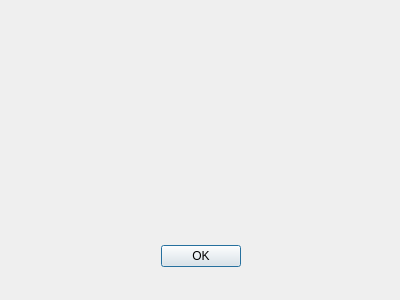
Old version of the form RawUI/LevelChanger.ui in the repository Lokki13579/DND-Manager.
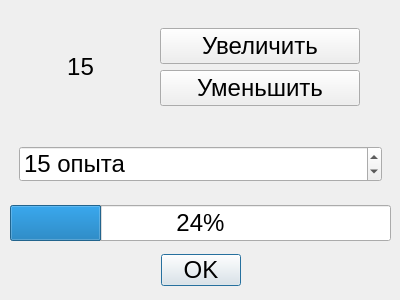
New version of the form.

What changed in the file:
```diff
--- a/RawUI/LevelChanger.ui
+++ b/RawUI/LevelChanger.ui
@@ -13,11 +13,15 @@
   <property name="windowTitle">
    <string>Dialog</string>
   </property>
+  <property name="styleSheet">
+   <string notr="true">font-family: '3270 Nerd Font'; font-size: 24px;
+</string>
+  </property>
   <widget class="QDialogButtonBox" name="buttonBox">
    <property name="geometry">
     <rect>
      <x>30</x>
-     <y>240</y>
+     <y>254</y>
      <width>341</width>
      <height>32</height>
     </rect>
@@ -32,6 +36,107 @@
     <bool>true</bool>
    </property>
   </widget>
+  <widget class="QWidget" name="verticalWidget" native="true">
+   <property name="geometry">
+    <rect>
+     <x>10</x>
+     <y>10</y>
+     <width>381</width>
+     <height>231</height>
+    </rect>
+   </property>
+   <property name="styleSheet">
+    <string notr="true"/>
+   </property>
+   <layout class="QVBoxLayout" name="dialoglayout">
+    <item>
+     <widget class="QWidget" name="LevelWidget" native="true">
+      <layout class="QHBoxLayout" name="levellayout">
+       <property name="spacing">
+        <number>28</number>
+       </property>
+       <property name="leftMargin">
+        <number>28</number>
+       </property>
+       <item>
+        <widget class="QLabel" name="LevelName">
+         <property name="maximumSize">
+          <size>
+           <width>85</width>
+           <height>85</height>
+          </size>
+         </property>
+         <property name="styleSheet">
+          <string notr="true"/>
+         </property>
+         <property name="text">
+          <string>15</string>
+         </property>
+         <property name="alignment">
+          <set>Qt::AlignmentFlag::AlignCenter</set>
+         </property>
+        </widget>
+       </item>
+       <item>
+        <widget class="QWidget" name="LevSwapWidget" native="true">
+         <layout class="QVBoxLayout" name="levelswap" stretch="0,0">
+          <item>
+           <widget class="QPushButton" name="levelup">
+            <property name="maximumSize">
+             <size>
+              <width>200</width>
+              <height>16777215</height>
+             </size>
+            </property>
+            <property name="text">
+             <string>Увеличить</string>
+            </property>
+           </widget>
+          </item>
+          <item>
+           <widget class="QPushButton" name="leveldown">
+            <property name="maximumSize">
+             <size>
+              <width>200</width>
+              <height>16777215</height>
+             </size>
+            </property>
+            <property name="text">
+             <string>Уменьшить</string>
+            </property>
+           </widget>
+          </item>
+         </layout>
+        </widget>
+       </item>
+      </layout>
+     </widget>
+    </item>
+    <item>
+     <widget class="QWidget" name="EXPWidget" native="true">
+      <layout class="QHBoxLayout" name="explayout">
+       <item>
+        <widget class="QSpinBox" name="EXPSwap">
+         <property name="suffix">
+          <string> опыта</string>
+         </property>
+         <property name="value">
+          <number>15</number>
+         </property>
+        </widget>
+       </item>
+      </layout>
+     </widget>
+    </item>
+    <item>
+     <widget class="QProgressBar" name="ProgressBar">
+      <property name="value">
+       <number>24</number>
+      </property>
+     </widget>
+    </item>
+   </layout>
+  </widget>
  </widget>
  <resources/>
  <connections>
```
